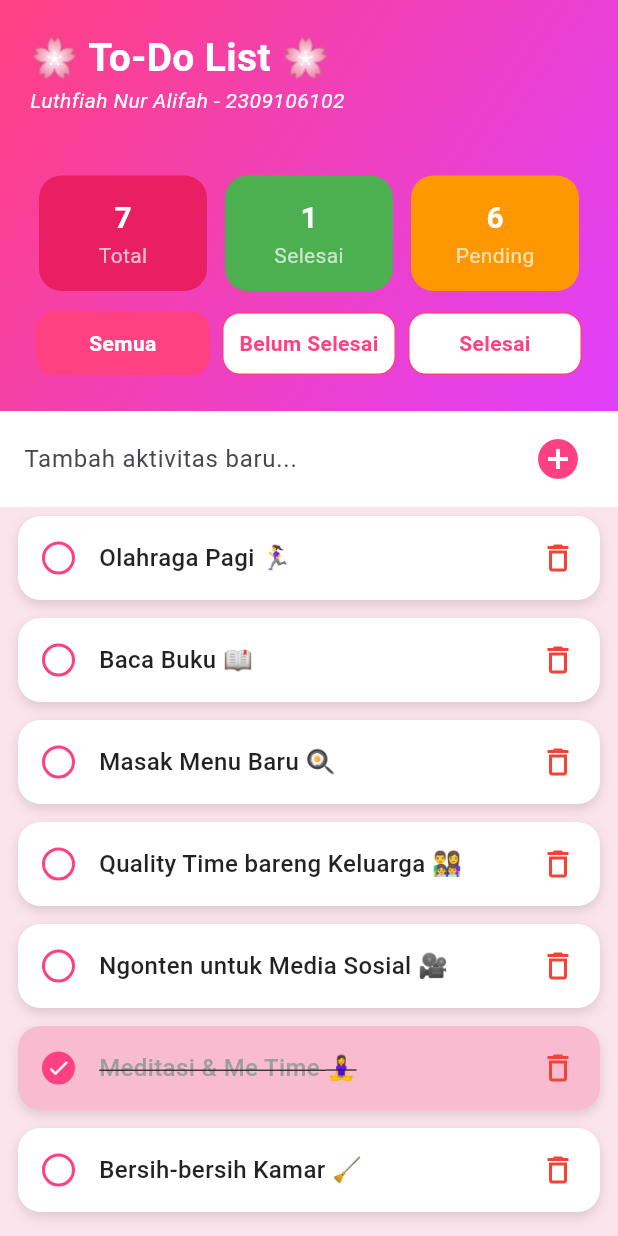
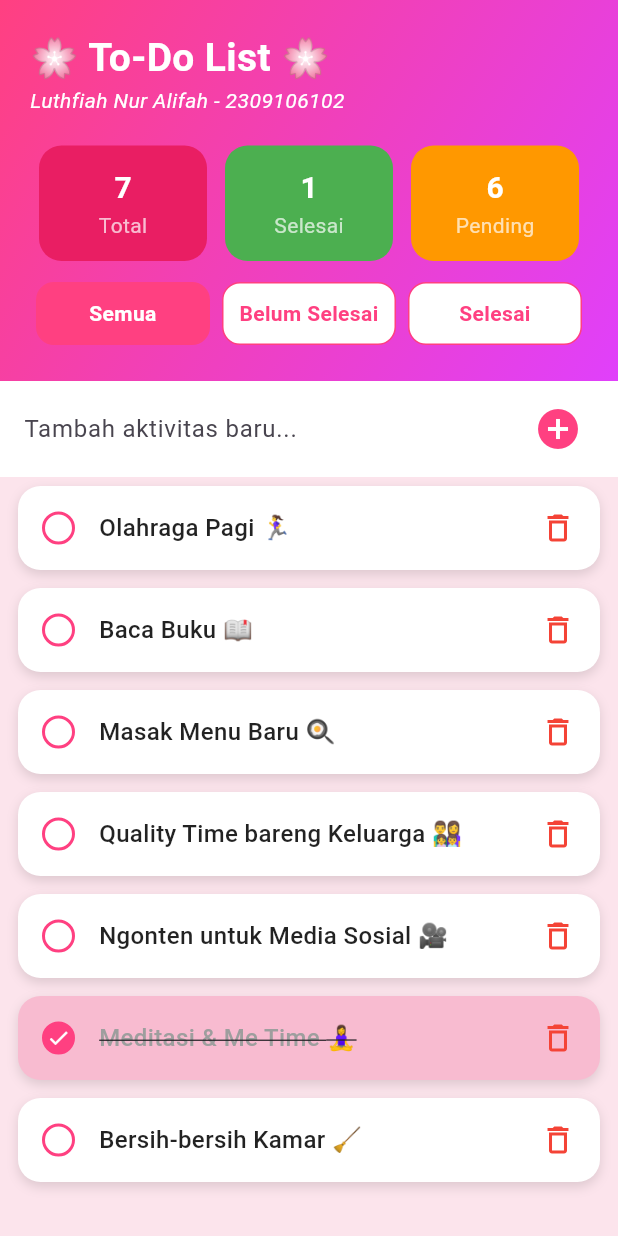
Before and after one commit to luthfiahnuralifah/ppb_tugas2, a Flutter app: the screen it shows after launch, on a phone screen of 412 x 824 dp. Run offline on Flutter 3.47's test engine with Material 3 defaults, Android fonts, the phone set to English and light mode, and no system bars.

Commit message:
Update main.dart

```diff
--- a/lib/main.dart
+++ b/lib/main.dart
@@ -1,10 +1,12 @@
 import 'package:flutter/material.dart';
 
 void main() {
-  runApp(MyApp());
+  runApp(const MyApp());
 }
 
 class MyApp extends StatelessWidget {
+  const MyApp({super.key});
+
   @override
   Widget build(BuildContext context) {
     return MaterialApp(
@@ -17,11 +19,11 @@ class MyApp extends StatelessWidget {
 }
 
 class Todo {
-  int id;
-  String text;
-  bool isCompleted;
-  Priority priority;
-  String category;
+  final int id;
+  final String text;
+  final bool isCompleted;
+  final Priority priority;
+  final String category;
 
   Todo({
     required this.id,
@@ -43,7 +45,7 @@ class TodoListScreen extends StatefulWidget {
 
 class _TodoListScreenState extends State<TodoListScreen> {
   List<Todo> todos = [
-    Todo(id: 1, text: 'Olahraga Pagi 🏃‍♀️', priority: Priority.high),
+    Todo(id: 1, text: 'Olahraga Pagi 🏃‍♀', priority: Priority.high),
     Todo(id: 2, text: 'Baca Buku 📖', priority: Priority.medium),
     Todo(id: 3, text: 'Masak Menu Baru 🍳', priority: Priority.low),
     Todo(
@@ -56,12 +58,12 @@ class _TodoListScreenState extends State<TodoListScreen> {
       text: 'Ngonten untuk Media Sosial 🎥',
       priority: Priority.medium,
     ),
-    Todo(id: 6, text: 'Meditasi & Me Time 🧘‍♀️', isCompleted: true),
+    Todo(id: 6, text: 'Meditasi & Me Time 🧘‍♀', isCompleted: true),
     Todo(id: 7, text: 'Bersih-bersih Kamar 🧹', priority: Priority.low),
   ];
 
   FilterType currentFilter = FilterType.all;
-  TextEditingController textController = TextEditingController();
+  final TextEditingController textController = TextEditingController();
 
   void toggleTodo(int id) {
     setState(() {
@@ -127,8 +129,8 @@ class _TodoListScreenState extends State<TodoListScreen> {
             // Header
             Container(
               width: double.infinity,
-              padding: EdgeInsets.all(20),
-              decoration: BoxDecoration(
+              padding: const EdgeInsets.all(20),
+              decoration: const BoxDecoration(
                 gradient: LinearGradient(
                   colors: [Colors.pinkAccent, Colors.purpleAccent],
                   begin: Alignment.topLeft,
@@ -138,7 +140,7 @@ class _TodoListScreenState extends State<TodoListScreen> {
               child: Column(
                 crossAxisAlignment: CrossAxisAlignment.start,
                 children: [
-                  Text(
+                  const Text(
                     "🌸 To-Do List 🌸",
                     style: TextStyle(
                       fontSize: 26,
@@ -146,7 +148,6 @@ class _TodoListScreenState extends State<TodoListScreen> {
                       color: Colors.white,
                     ),
                   ),
-
                   const Text(
                     "Luthfiah Nur Alifah - 2309106102",
                     style: TextStyle(
@@ -155,9 +156,7 @@ class _TodoListScreenState extends State<TodoListScreen> {
                       color: Colors.white,
                     ),
                   ),
-                  SizedBox(height: 20),
-
-                  SizedBox(height: 20),
+                  const SizedBox(height: 20),
                   Row(
                     children: [
                       buildStatCard(totalTodos, "Total", Colors.pink),
@@ -165,7 +164,7 @@ class _TodoListScreenState extends State<TodoListScreen> {
                       buildStatCard(pendingTodos, "Pending", Colors.orange),
                     ],
                   ),
-                  SizedBox(height: 10),
+                  const SizedBox(height: 10),
                   Row(
                     children: [
                       buildFilterButton("Semua", FilterType.all),
@@ -179,21 +178,21 @@ class _TodoListScreenState extends State<TodoListScreen> {
 
             // Input tambah tugas
             Container(
-              padding: EdgeInsets.symmetric(horizontal: 16, vertical: 8),
+              padding: const EdgeInsets.symmetric(horizontal: 16, vertical: 8),
               color: Colors.white,
               child: Row(
                 children: [
                   Expanded(
                     child: TextField(
                       controller: textController,
-                      decoration: InputDecoration(
+                      decoration: const InputDecoration(
                         hintText: "Tambah aktivitas baru...",
                         border: InputBorder.none,
                       ),
                     ),
                   ),
                   IconButton(
-                    icon: Icon(
+                    icon: const Icon(
                       Icons.add_circle,
                       color: Colors.pinkAccent,
                       size: 32,
@@ -207,7 +206,7 @@ class _TodoListScreenState extends State<TodoListScreen> {
             // List Tugas
             Expanded(
               child: filteredTodos.isEmpty
-                  ? Center(child: Text("Belum ada aktivitas 😴"))
+                  ? const Center(child: Text("Belum ada aktivitas 😴"))
                   : ListView.builder(
                       itemCount: filteredTodos.length,
                       itemBuilder: (context, index) {
@@ -224,8 +223,8 @@ class _TodoListScreenState extends State<TodoListScreen> {
   Widget buildStatCard(int value, String label, Color color) {
     return Expanded(
       child: Container(
-        margin: EdgeInsets.symmetric(horizontal: 6),
-        padding: EdgeInsets.symmetric(vertical: 14),
+        margin: const EdgeInsets.symmetric(horizontal: 6),
+        padding: const EdgeInsets.symmetric(vertical: 14),
         decoration: BoxDecoration(
           color: color,
           borderRadius: BorderRadius.circular(15),
@@ -234,13 +233,13 @@ class _TodoListScreenState extends State<TodoListScreen> {
           children: [
             Text(
               value.toString(),
-              style: TextStyle(
+              style: const TextStyle(
                 fontSize: 20,
                 fontWeight: FontWeight.bold,
                 color: Colors.white,
               ),
             ),
-            Text(label, style: TextStyle(color: Colors.white70)),
+            Text(label, style: const TextStyle(color: Colors.white70)),
           ],
         ),
       ),
@@ -257,8 +256,8 @@ class _TodoListScreenState extends State<TodoListScreen> {
           });
         },
         child: Container(
-          margin: EdgeInsets.all(4),
-          padding: EdgeInsets.symmetric(vertical: 10),
+          margin: const EdgeInsets.all(4),
+          padding: const EdgeInsets.symmetric(vertical: 10),
           decoration: BoxDecoration(
             color: isSelected ? Colors.pinkAccent : Colors.white,
             borderRadius: BorderRadius.circular(12),
@@ -279,12 +278,12 @@ class _TodoListScreenState extends State<TodoListScreen> {
 
   Widget buildTodoItem(Todo todo) {
     return Container(
-      margin: EdgeInsets.symmetric(horizontal: 12, vertical: 6),
-      padding: EdgeInsets.all(16),
+      margin: const EdgeInsets.symmetric(horizontal: 12, vertical: 6),
+      padding: const EdgeInsets.all(16),
       decoration: BoxDecoration(
         color: todo.isCompleted ? Colors.pink.shade100 : Colors.white,
         borderRadius: BorderRadius.circular(15),
-        boxShadow: [
+        boxShadow: const [
           BoxShadow(color: Colors.black12, blurRadius: 6, offset: Offset(0, 3)),
         ],
       ),
@@ -297,33 +296,30 @@ class _TodoListScreenState extends State<TodoListScreen> {
               height: 22,
               decoration: BoxDecoration(
                 shape: BoxShape.circle,
-                color: todo.isCompleted
-                    ? Colors.pinkAccent
-                    : Colors.transparent,
+                color: todo.isCompleted ? Colors.pinkAccent : Colors.transparent,
                 border: Border.all(color: Colors.pinkAccent, width: 2),
               ),
               child: todo.isCompleted
-                  ? Icon(Icons.check, color: Colors.white, size: 16)
+                  ? const Icon(Icons.check, color: Colors.white, size: 16)
                   : null,
             ),
           ),
-          SizedBox(width: 16),
+          const SizedBox(width: 16),
           Expanded(
             child: Text(
               todo.text,
               style: TextStyle(
                 fontSize: 16,
                 fontWeight: FontWeight.w500,
-                decoration: todo.isCompleted
-                    ? TextDecoration.lineThrough
-                    : null,
+                decoration:
+                    todo.isCompleted ? TextDecoration.lineThrough : null,
                 color: todo.isCompleted ? Colors.grey : Colors.black87,
               ),
             ),
           ),
           GestureDetector(
             onTap: () => deleteTodo(todo.id),
-            child: Icon(Icons.delete_outline, color: Colors.red),
+            child: const Icon(Icons.delete_outline, color: Colors.red),
           ),
         ],
       ),
```
